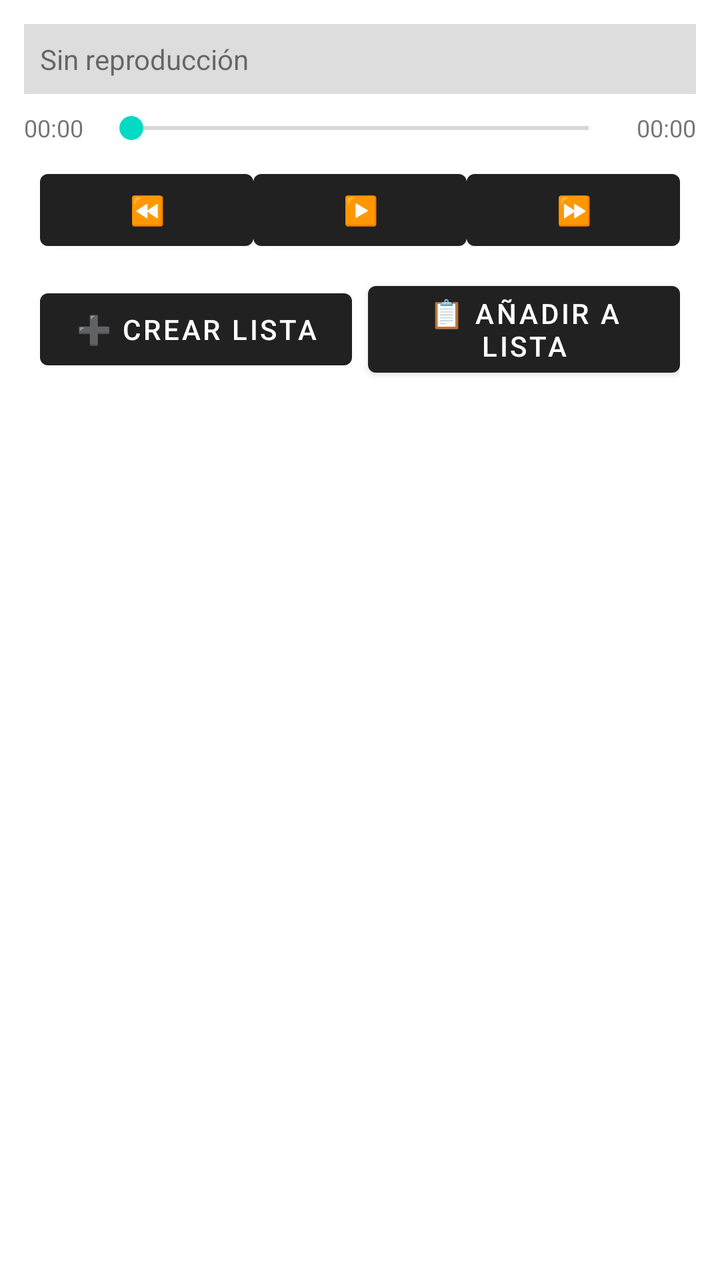
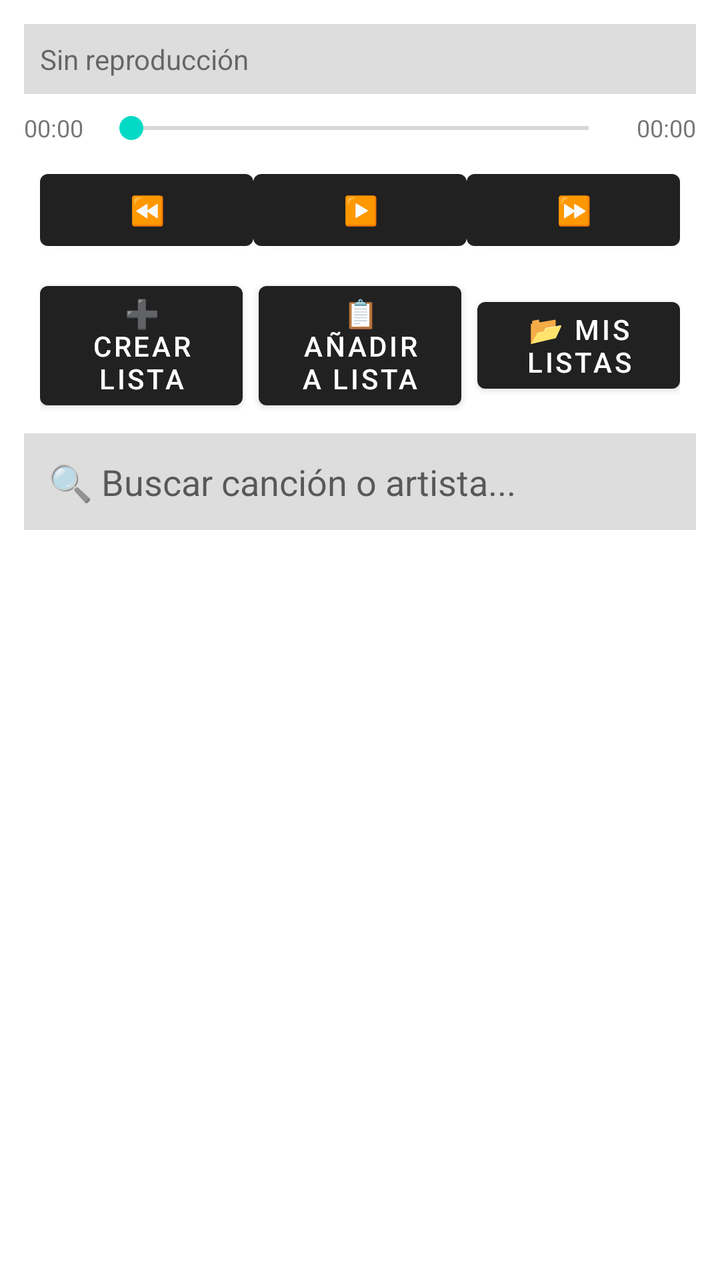

Compare the two renders of this Android layout. The source of the first and the diff that turns it into the second are given below.
<!-- AndroidManifest.xml: application theme Theme.MiMusica -->
<!-- res/layout/activity_main.xml -->
<?xml version="1.0" encoding="utf-8"?>
<LinearLayout xmlns:android="http://schemas.android.com/apk/res/android"
    android:layout_width="match_parent"
    android:layout_height="match_parent"
    android:orientation="vertical"
    android:padding="12dp">

    <TextView
        android:id="@+id/txtNowPlaying"
        android:layout_width="match_parent"
        android:layout_height="wrap_content"
        android:text="Sin reproducción"
        android:textSize="14sp"
        android:padding="8dp"
        android:background="#22000000"
        android:maxLines="2"
        android:ellipsize="end" />

    <LinearLayout
        android:layout_width="match_parent"
        android:layout_height="wrap_content"
        android:orientation="horizontal"
        android:gravity="center_vertical"
        android:layout_marginTop="8dp">

        <TextView
            android:id="@+id/txtCurrentTime"
            android:layout_width="wrap_content"
            android:layout_height="wrap_content"
            android:text="00:00"
            android:textSize="12sp" />

        <SeekBar
            android:id="@+id/seekBar"
            android:layout_width="0dp"
            android:layout_weight="1"
            android:layout_height="wrap_content"
            android:layout_marginHorizontal="8dp" />

        <TextView
            android:id="@+id/txtTotalTime"
            android:layout_width="wrap_content"
            android:layout_height="wrap_content"
            android:text="00:00"
            android:textSize="12sp" />
    </LinearLayout>

    <LinearLayout
        android:layout_width="match_parent"
        android:layout_height="wrap_content"
        android:orientation="horizontal"
        android:gravity="center"
        android:padding="8dp">

        <Button
            android:id="@+id/btnPrev"
            android:layout_width="0dp"
            android:layout_weight="1"
            android:layout_height="wrap_content"
            android:text="⏪" />

        <Button
            android:id="@+id/btnPlayPause"
            android:layout_width="0dp"
            android:layout_weight="1"
            android:layout_height="wrap_content"
            android:text="▶️" />

        <Button
            android:id="@+id/btnNext"
            android:layout_width="0dp"
            android:layout_weight="1"
            android:layout_height="wrap_content"
            android:text="⏩" />
    </LinearLayout>

    
    <LinearLayout
        android:layout_width="match_parent"
        android:layout_height="wrap_content"
        android:orientation="horizontal"
        android:gravity="center"
        android:paddingHorizontal="8dp"
        android:paddingBottom="8dp">

        <Button
            android:id="@+id/btnCreatePlaylist"
            android:layout_width="0dp"
            android:layout_weight="1"
            android:layout_height="wrap_content"
            android:text="➕ Crear Lista" />

        <Button
            android:id="@+id/btnAddToPlaylist"
            android:layout_width="0dp"
            android:layout_weight="1"
            android:layout_height="wrap_content"
            android:text="📋 Añadir a Lista" 
            android:layout_marginLeft="8dp"/>
    </LinearLayout>

    <androidx.recyclerview.widget.RecyclerView
        android:id="@+id/recyclerSongs"
        android:layout_width="match_parent"
        android:layout_height="0dp"
        android:layout_weight="1"
        android:layout_marginTop="8dp" />

</LinearLayout>
<!-- resources referenced by this layout -->
<resources>
  <style name="Theme.MiMusica" parent="Theme.MaterialComponents.DayNight.DarkActionBar">
      </style>
</resources>

<!-- the commit's change to res/layout/activity_main.xml (unified diff, before → after) -->
@@ -74,7 +74,6 @@
             android:text="⏩" />
     </LinearLayout>
 
-    
     <LinearLayout
         android:layout_width="match_parent"
         android:layout_height="wrap_content"
@@ -97,13 +96,31 @@
             android:layout_height="wrap_content"
             android:text="📋 Añadir a Lista" 
             android:layout_marginLeft="8dp"/>
+
+        <Button
+            android:id="@+id/btnViewPlaylists"
+            android:layout_width="0dp"
+            android:layout_weight="1"
+            android:layout_height="wrap_content"
+            android:text="📂 Mis Listas" 
+            android:layout_marginLeft="8dp"/>
     </LinearLayout>
+
+    
+    <EditText
+        android:id="@+id/editSearch"
+        android:layout_width="match_parent"
+        android:layout_height="wrap_content"
+        android:hint="🔍 Buscar canción o artista..."
+        android:padding="12dp"
+        android:background="#22000000"
+        android:singleLine="true"
+        android:layout_marginBottom="8dp"/>
 
     <androidx.recyclerview.widget.RecyclerView
         android:id="@+id/recyclerSongs"
         android:layout_width="match_parent"
         android:layout_height="0dp"
-        android:layout_weight="1"
-        android:layout_marginTop="8dp" />
+        android:layout_weight="1" />
 
 </LinearLayout>
